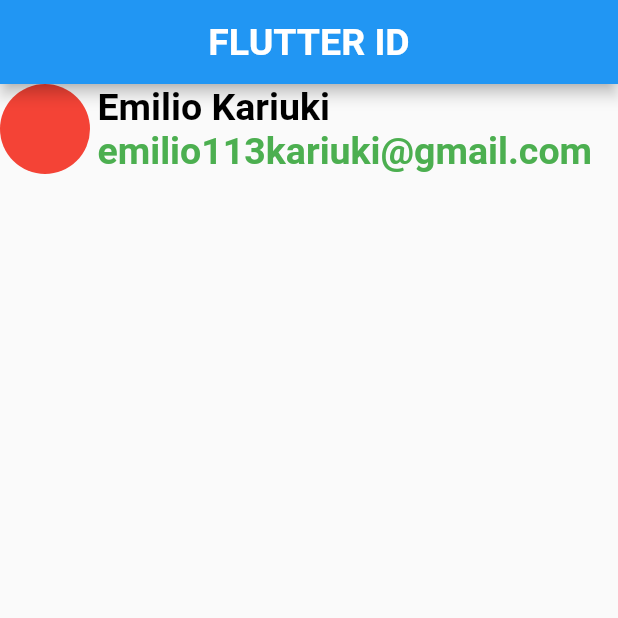
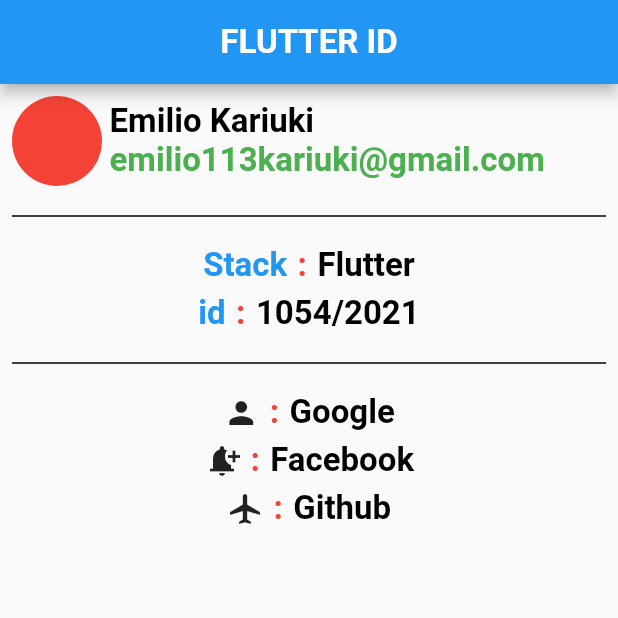
Before and after one commit to emilio-kariuki/first_project, a Flutter app: the screen it shows after launch, on a phone screen of 412 x 824 dp, the top half of it. Run offline on Flutter 3.47's test engine with Material 2 defaults, Android fonts, the phone set to English and light mode, and no system bars.

Commit message:
initial commit

```diff
--- a/lib/main.dart
+++ b/lib/main.dart
@@ -21,8 +21,24 @@ class _CompleteState extends State<Complete> {
         centerTitle: true,
         title: showText("FLUTTER ID", Colors.white),
       ),
-      body: Column(
-        children: [cardInformation()],
+      body: Padding(
+        padding: const EdgeInsets.all(8.0),
+        child: Column(
+          //mainAxisAlignment: MainAxisAlignment.center,
+          children: [
+            cardInformation(),
+            showDivider(),
+            rowText("Stack", "Flutter"),
+            space(),
+            rowText("id", "1054/2021"),
+            showDivider(),
+            rowIcon(Icons.person_sharp, "Google"),
+            space(),
+            rowIcon(Icons.notification_add, "Facebook"),
+            space(),
+            rowIcon(Icons.local_airport, "Github")
+          ],
+        ),
       ),
     );
   }
@@ -31,7 +47,7 @@ class _CompleteState extends State<Complete> {
     return Text(
       text,
       style:
-          TextStyle(fontSize: 25, fontWeight: FontWeight.bold, color: choice),
+          TextStyle(fontSize: 22, fontWeight: FontWeight.bold, color: choice),
     );
   }
 
@@ -58,6 +74,7 @@ class _CompleteState extends State<Complete> {
 
   Widget rowText(String text_1, String text_2) {
     return Row(
+      mainAxisAlignment: MainAxisAlignment.center,
       children: [
         showText(text_1, Colors.blue),
         const SizedBox(
@@ -71,4 +88,35 @@ class _CompleteState extends State<Complete> {
       ],
     );
   }
+
+  Widget rowIcon(IconData icon, String text_2) {
+    return Row(
+      mainAxisAlignment: MainAxisAlignment.center,
+      children: [
+        Icon(icon),
+        const SizedBox(
+          width: 7,
+        ),
+        showText(":", Colors.red),
+        const SizedBox(
+          width: 7,
+        ),
+        showText(text_2, Colors.black)
+      ],
+    );
+  }
+
+  Widget showDivider() {
+    return const Divider(
+      thickness: 1,
+      color: Colors.black,
+      height: 40,
+    );
+  }
+
+  Widget space() {
+    return const SizedBox(
+      height: 6,
+    );
+  }
 }
```
